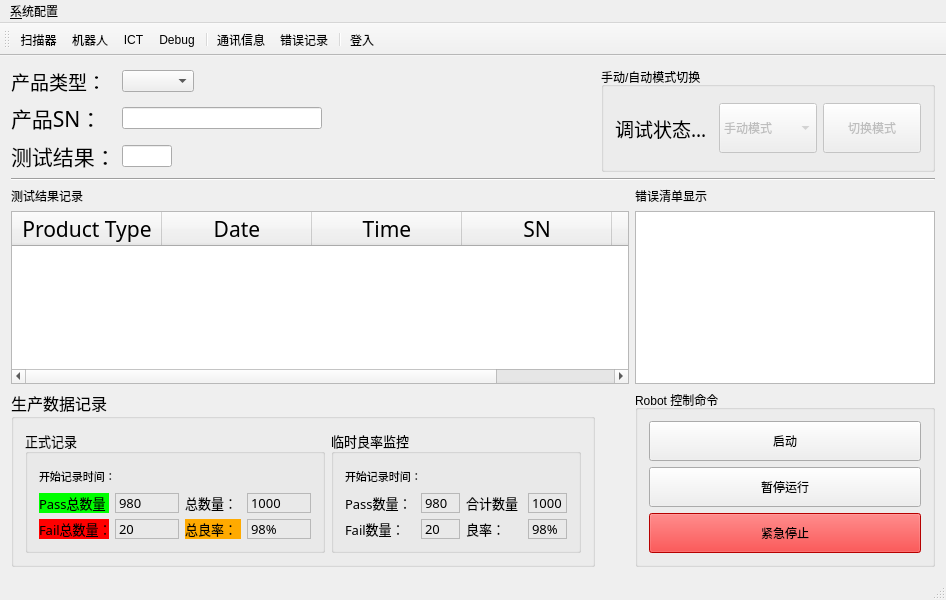
The window that ict_ur10.ui (eveningwyn/ICT_UR10) describes before a commit, drawn with Qt 5.
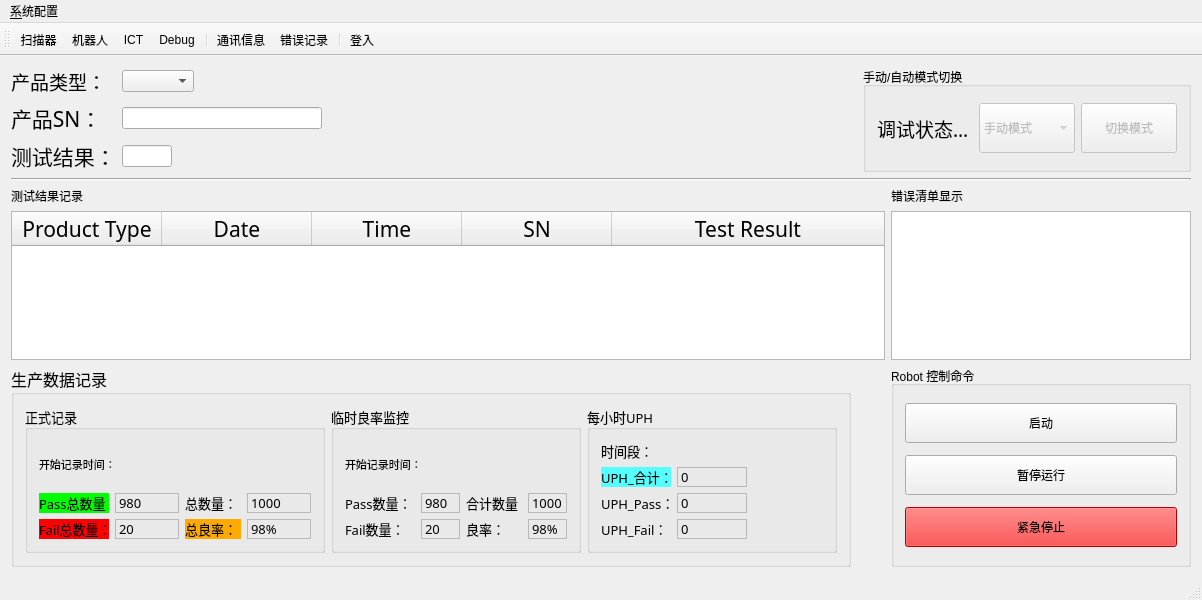
The same window after the commit. Icons and pictures are not drawn.

What changed in the file:
```diff
--- a/ict_ur10.ui
+++ b/ict_ur10.ui
@@ -6,7 +6,7 @@
    <rect>
     <x>0</x>
     <y>0</y>
-    <width>946</width>
+    <width>1202</width>
     <height>600</height>
    </rect>
   </property>
@@ -563,6 +563,168 @@
          </layout>
         </widget>
        </item>
+       <item row="0" column="7" rowspan="2">
+        <widget class="QGroupBox" name="groupBox_6">
+         <property name="minimumSize">
+          <size>
+           <width>250</width>
+           <height>0</height>
+          </size>
+         </property>
+         <property name="font">
+          <font>
+           <pointsize>10</pointsize>
+          </font>
+         </property>
+         <property name="title">
+          <string>每小时UPH</string>
+         </property>
+         <layout class="QGridLayout" name="gridLayout_7">
+          <item row="2" column="1">
+           <widget class="QLabel" name="label_UPH_Pass">
+            <property name="maximumSize">
+             <size>
+              <width>70</width>
+              <height>16777215</height>
+             </size>
+            </property>
+            <property name="font">
+             <font>
+              <family>新宋体</family>
+              <pointsize>10</pointsize>
+             </font>
+            </property>
+            <property name="statusTip">
+             <string>临时PASS数量</string>
+            </property>
+            <property name="frameShape">
+             <enum>QFrame::StyledPanel</enum>
+            </property>
+            <property name="text">
+             <string>0</string>
+            </property>
+           </widget>
+          </item>
+          <item row="3" column="1">
+           <widget class="QLabel" name="label_UPH_Fail">
+            <property name="maximumSize">
+             <size>
+              <width>70</width>
+              <height>16777215</height>
+             </size>
+            </property>
+            <property name="font">
+             <font>
+              <family>新宋体</family>
+              <pointsize>10</pointsize>
+             </font>
+            </property>
+            <property name="statusTip">
+             <string>临时PASS数量</string>
+            </property>
+            <property name="frameShape">
+             <enum>QFrame::StyledPanel</enum>
+            </property>
+            <property name="text">
+             <string>0</string>
+            </property>
+           </widget>
+          </item>
+          <item row="2" column="0">
+           <widget class="QLabel" name="label_10">
+            <property name="minimumSize">
+             <size>
+              <width>70</width>
+              <height>20</height>
+             </size>
+            </property>
+            <property name="maximumSize">
+             <size>
+              <width>70</width>
+              <height>20</height>
+             </size>
+            </property>
+            <property name="text">
+             <string>UPH_Pass：</string>
+            </property>
+           </widget>
+          </item>
+          <item row="3" column="0">
+           <widget class="QLabel" name="label_11">
+            <property name="minimumSize">
+             <size>
+              <width>70</width>
+              <height>20</height>
+             </size>
+            </property>
+            <property name="maximumSize">
+             <size>
+              <width>70</width>
+              <height>20</height>
+             </size>
+            </property>
+            <property name="text">
+             <string>UPH_Fail：</string>
+            </property>
+           </widget>
+          </item>
+          <item row="1" column="0">
+           <widget class="QLabel" name="label_9">
+            <property name="minimumSize">
+             <size>
+              <width>70</width>
+              <height>20</height>
+             </size>
+            </property>
+            <property name="maximumSize">
+             <size>
+              <width>70</width>
+              <height>20</height>
+             </size>
+            </property>
+            <property name="styleSheet">
+             <string notr="true">background-color: rgb(85, 255, 255);</string>
+            </property>
+            <property name="text">
+             <string>UPH_合计：</string>
+            </property>
+           </widget>
+          </item>
+          <item row="1" column="1">
+           <widget class="QLabel" name="label_UPH_Qty">
+            <property name="maximumSize">
+             <size>
+              <width>70</width>
+              <height>16777215</height>
+             </size>
+            </property>
+            <property name="font">
+             <font>
+              <family>新宋体</family>
+              <pointsize>10</pointsize>
+             </font>
+            </property>
+            <property name="statusTip">
+             <string>临时PASS数量</string>
+            </property>
+            <property name="frameShape">
+             <enum>QFrame::StyledPanel</enum>
+            </property>
+            <property name="text">
+             <string>0</string>
+            </property>
+           </widget>
+          </item>
+          <item row="0" column="0" colspan="3">
+           <widget class="QLabel" name="label_UPH_time">
+            <property name="text">
+             <string>时间段：</string>
+            </property>
+           </widget>
+          </item>
+         </layout>
+        </widget>
+       </item>
       </layout>
      </widget>
     </item>
@@ -599,7 +761,7 @@
       </property>
      </spacer>
     </item>
-    <item row="9" column="9">
+    <item row="9" column="10">
      <widget class="QGroupBox" name="groupBox_4">
       <property name="minimumSize">
        <size>
@@ -733,7 +895,7 @@
       </property>
      </widget>
     </item>
-    <item row="0" column="8" rowspan="3" colspan="2">
+    <item row="0" column="9" rowspan="3" colspan="2">
      <widget class="QGroupBox" name="groupBox_5">
       <property name="minimumSize">
        <size>
@@ -800,17 +962,17 @@
       </layout>
      </widget>
     </item>
-    <item row="8" column="9">
+    <item row="8" column="10">
      <widget class="QTextBrowser" name="textBrowser_show_error"/>
     </item>
-    <item row="4" column="0" colspan="10">
+    <item row="4" column="0" colspan="11">
      <widget class="Line" name="line">
       <property name="orientation">
        <enum>Qt::Horizontal</enum>
       </property>
      </widget>
     </item>
-    <item row="8" column="0" colspan="9">
+    <item row="8" column="0" colspan="10">
      <widget class="QTableWidget" name="tableWidgetResultList">
       <property name="statusTip">
        <string>测试结果记录清单</string>
@@ -898,26 +1060,26 @@
       </column>
      </widget>
     </item>
-    <item row="9" column="8">
-     <spacer name="horizontalSpacer_3">
-      <property name="orientation">
-       <enum>Qt::Horizontal</enum>
-      </property>
-      <property name="sizeHint" stdset="0">
-       <size>
-        <width>40</width>
-        <height>20</height>
-       </size>
-      </property>
-     </spacer>
-    </item>
-    <item row="7" column="9">
+    <item row="7" column="10">
      <widget class="QLabel" name="labelResultList_2">
       <property name="text">
        <string>错误清单显示</string>
       </property>
      </widget>
     </item>
+    <item row="9" column="9">
+     <spacer name="horizontalSpacer_3">
+      <property name="orientation">
+       <enum>Qt::Horizontal</enum>
+      </property>
+      <property name="sizeHint" stdset="0">
+       <size>
+        <width>40</width>
+        <height>20</height>
+       </size>
+      </property>
+     </spacer>
+    </item>
    </layout>
   </widget>
   <widget class="QMenuBar" name="mainMenuBar">
@@ -925,7 +1087,7 @@
     <rect>
      <x>0</x>
      <y>0</y>
-     <width>946</width>
+     <width>1202</width>
      <height>23</height>
     </rect>
    </property>
```
